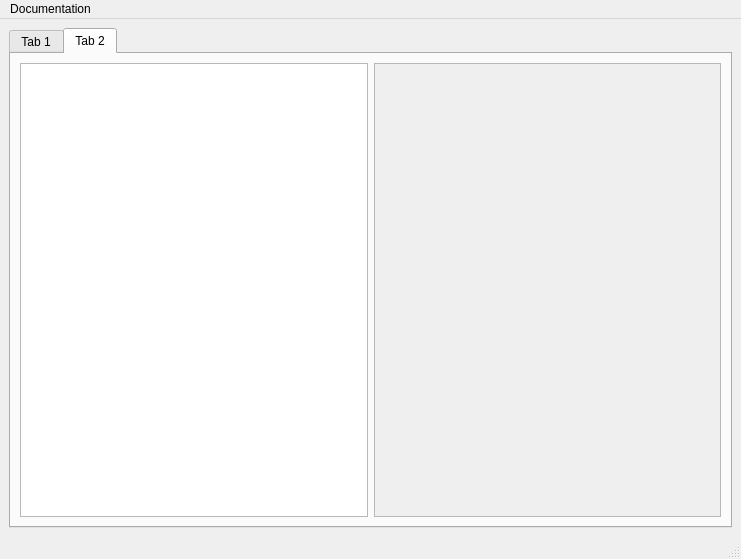
Above: mainwindow.ui from fatihsezgin/GpsParser before the change. Below: the same form after it.
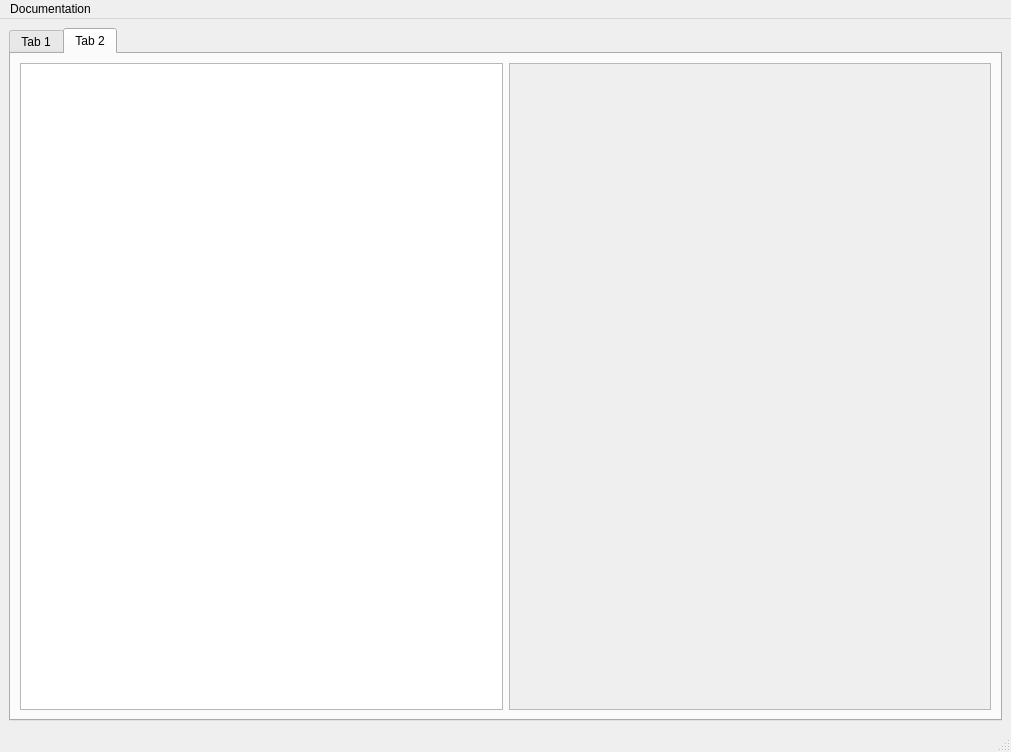
That is the form after the change. The open tabs and pages were chosen to show the change.

Commit message: details about gsasentences is added to GUI

The edit to the form file:
```diff
--- a/mainwindow.ui
+++ b/mainwindow.ui
@@ -6,8 +6,8 @@
    <rect>
     <x>0</x>
     <y>0</y>
-    <width>741</width>
-    <height>559</height>
+    <width>1011</width>
+    <height>752</height>
    </rect>
   </property>
   <property name="windowTitle">
@@ -229,8 +229,8 @@
               <rect>
                <x>0</x>
                <y>0</y>
-               <width>344</width>
-               <height>444</height>
+               <width>479</width>
+               <height>637</height>
               </rect>
              </property>
              <widget class="QWidget" name="verticalLayoutWidget">
@@ -260,7 +260,7 @@
     <rect>
      <x>0</x>
      <y>0</y>
-     <width>741</width>
+     <width>1011</width>
      <height>22</height>
     </rect>
    </property>
```
The commit also changes 3 other files.
